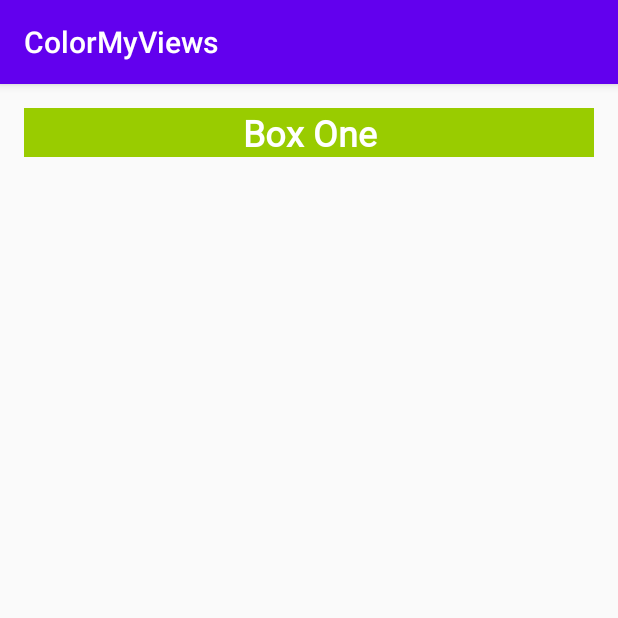
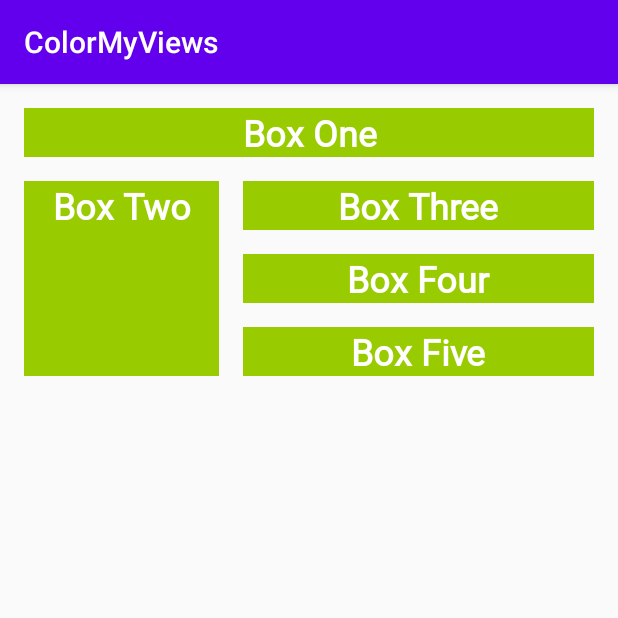
Before and after one commit to Keda87/udacity-android-kotlin, an Android app: the screen it shows after launch (MainActivity), on a phone screen of 412 x 824 dp, the top half of it. Run offline under Robolectric (Android 15) with nearby library versions, the phone set to English and light mode, and no system bars.

Commit message:
Section 2: add three aligned box with constraints

```diff
--- a/ColorMyViews/app/src/main/res/layout/activity_main.xml
+++ b/ColorMyViews/app/src/main/res/layout/activity_main.xml
@@ -19,4 +19,56 @@
         app:layout_constraintStart_toStartOf="parent"
         app:layout_constraintTop_toTopOf="parent" />
 
+    <TextView
+        android:id="@+id/box_two_text"
+        style="@style/WhiteBox"
+        android:layout_width="130dp"
+        android:layout_height="130dp"
+        android:layout_marginStart="16dp"
+        android:layout_marginTop="16dp"
+        android:text="@string/box_two"
+        app:layout_constraintStart_toStartOf="parent"
+        app:layout_constraintTop_toBottomOf="@+id/box_one_text" />
+
+    <TextView
+        android:id="@+id/box_three_text"
+        style="@style/WhiteBox"
+        android:layout_width="0dp"
+        android:layout_height="wrap_content"
+        android:layout_marginStart="16dp"
+        android:layout_marginEnd="16dp"
+        android:text="@string/box_three"
+        app:layout_constraintBottom_toTopOf="@+id/box_four_text"
+        app:layout_constraintEnd_toEndOf="parent"
+        app:layout_constraintStart_toEndOf="@+id/box_two_text"
+        app:layout_constraintTop_toTopOf="@+id/box_two_text" />
+
+    <TextView
+        android:id="@+id/box_four_text"
+        style="@style/WhiteBox"
+        android:layout_width="0dp"
+        android:layout_height="wrap_content"
+        android:layout_marginStart="16dp"
+        android:layout_marginTop="16dp"
+        android:layout_marginEnd="16dp"
+        android:layout_marginBottom="16dp"
+        android:text="@string/box_four"
+        app:layout_constraintBottom_toTopOf="@+id/box_five_text"
+        app:layout_constraintEnd_toEndOf="parent"
+        app:layout_constraintStart_toEndOf="@+id/box_two_text"
+        app:layout_constraintTop_toBottomOf="@+id/box_three_text" />
+
+    <TextView
+        android:id="@+id/box_five_text"
+        style="@style/WhiteBox"
+        android:layout_width="0dp"
+        android:layout_height="wrap_content"
+        android:layout_marginStart="16dp"
+        android:layout_marginEnd="16dp"
+        android:text="@string/box_five"
+        app:layout_constraintBottom_toBottomOf="@+id/box_two_text"
+        app:layout_constraintEnd_toEndOf="parent"
+        app:layout_constraintStart_toEndOf="@+id/box_two_text"
+        app:layout_constraintTop_toBottomOf="@+id/box_four_text" />
+
 </androidx.constraintlayout.widget.ConstraintLayout>
--- a/ColorMyViews/app/src/main/res/values/strings.xml
+++ b/ColorMyViews/app/src/main/res/values/strings.xml
@@ -1,4 +1,8 @@
 <resources>
     <string name="app_name">ColorMyViews</string>
     <string name="box_one">Box One</string>
+    <string name="box_two">Box Two</string>
+    <string name="box_three">Box Three</string>
+    <string name="box_four">Box Four</string>
+    <string name="box_five">Box Five</string>
 </resources>
```
